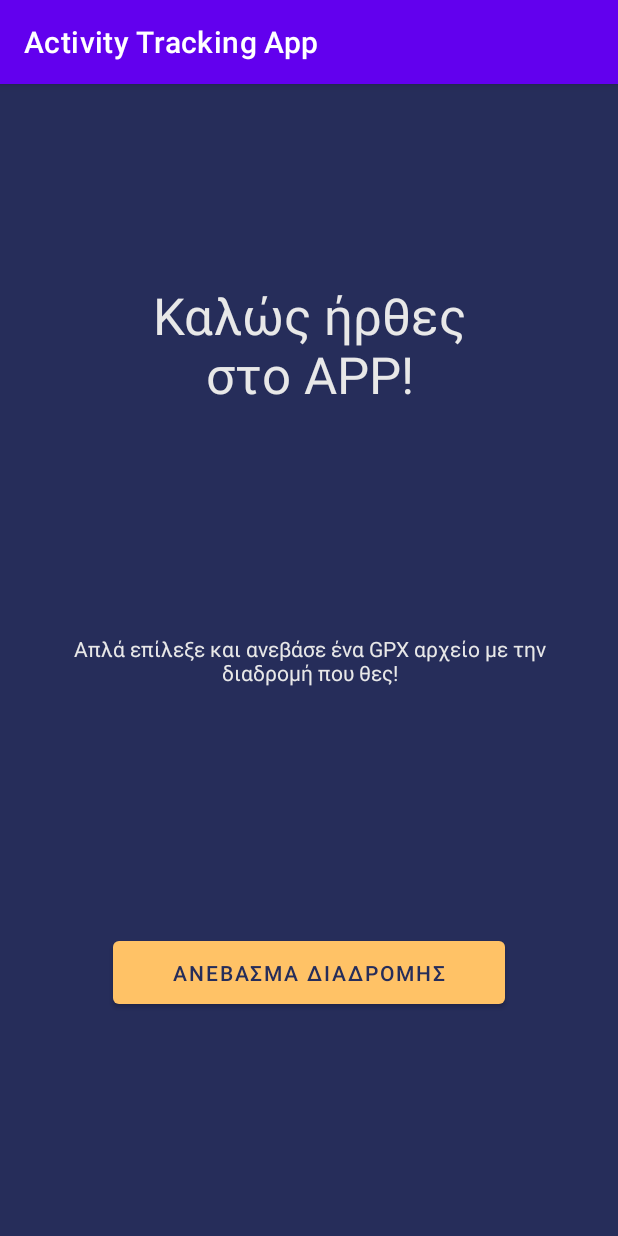
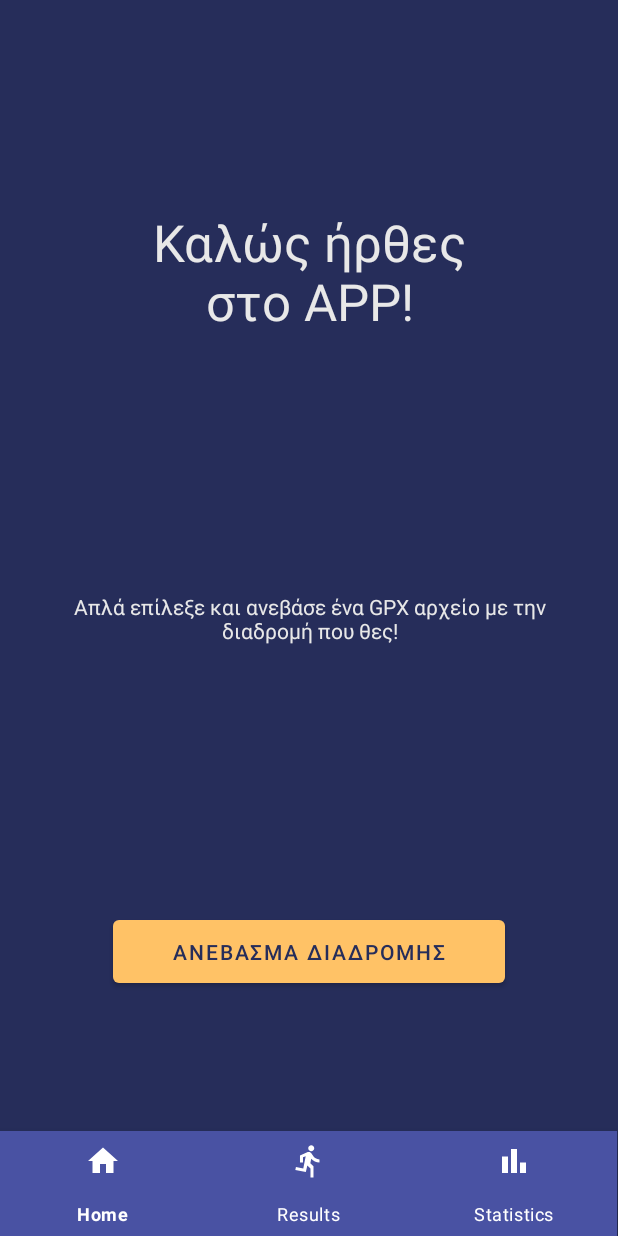
Before and after one commit to vissgkouvinas/ActivityTrackingApp, an Android app: the screen it shows after launch (MainActivity), on a phone screen of 412 x 824 dp. Run offline under Robolectric (Android 15) with nearby library versions, the phone set to English and light mode, and no system bars.

Commit message:
Some polishing in the app

```diff
--- a/app/src/main/java/com/example/activitytrackingapp/UploadActivity.java
+++ b/app/src/main/java/com/example/activitytrackingapp/UploadActivity.java
@@ -1,4 +1,8 @@
 package com.example.activitytrackingapp;
 
 public class UploadActivity {
+
+    //@Override
+    //protected void onCreate(Bu)
+
 }
--- /dev/null
+++ b/app/src/main/res/drawable/chart_icon.xml
@@ -0,0 +1,7 @@
+<vector android:height="24dp" android:tint="#000000"
+    android:viewportHeight="24" android:viewportWidth="24"
+    android:width="24dp" xmlns:android="http://schemas.android.com/apk/res/android">
+    <path android:fillColor="@android:color/white" android:pathData="M4,9h4v11h-4z"/>
+    <path android:fillColor="@android:color/white" android:pathData="M16,13h4v7h-4z"/>
+    <path android:fillColor="@android:color/white" android:pathData="M10,4h4v16h-4z"/>
+</vector>
--- /dev/null
+++ b/app/src/main/res/drawable/home_icon.xml
@@ -0,0 +1,5 @@
+<vector android:height="24dp" android:tint="#000000"
+    android:viewportHeight="24" android:viewportWidth="24"
+    android:width="24dp" xmlns:android="http://schemas.android.com/apk/res/android">
+    <path android:fillColor="@android:color/white" android:pathData="M10,20v-6h4v6h5v-8h3L12,3 2,12h3v8z"/>
+</vector>
--- /dev/null
+++ b/app/src/main/res/drawable/results_icon.xml
@@ -0,0 +1,5 @@
+<vector android:autoMirrored="true" android:height="24dp"
+    android:tint="#000000" android:viewportHeight="24"
+    android:viewportWidth="24" android:width="24dp" xmlns:android="http://schemas.android.com/apk/res/android">
+    <path android:fillColor="@android:color/white" android:pathData="M13.49,5.48c1.1,0 2,-0.9 2,-2s-0.9,-2 -2,-2 -2,0.9 -2,2 0.9,2 2,2zM9.89,19.38l1,-4.4 2.1,2v6h2v-7.5l-2.1,-2 0.6,-3c1.3,1.5 3.3,2.5 5.5,2.5v-2c-1.9,0 -3.5,-1 -4.3,-2.4l-1,-1.6c-0.4,-0.6 -1,-1 -1.7,-1 -0.3,0 -0.5,0.1 -0.8,0.1l-5.2,2.2v4.7h2v-3.4l1.8,-0.7 -1.6,8.1 -4.9,-1 -0.4,2 7,1.4z"/>
+</vector>
--- /dev/null
+++ b/app/src/main/res/drawable/upload_icon.xml
@@ -0,0 +1,5 @@
+<vector android:height="24dp" android:tint="#000000"
+    android:viewportHeight="24" android:viewportWidth="24"
+    android:width="24dp" xmlns:android="http://schemas.android.com/apk/res/android">
+    <path android:fillColor="@android:color/white" android:pathData="M9,16h6v-6h4l-7,-7 -7,7h4zM5,18h14v2L5,20z"/>
+</vector>
--- a/app/src/main/res/layout/activity_main.xml
+++ b/app/src/main/res/layout/activity_main.xml
@@ -52,4 +52,15 @@
         app:layout_constraintTop_toTopOf="parent"
         app:layout_constraintVertical_bias="0.256" />
 
+    <com.google.android.material.bottomnavigation.BottomNavigationView
+        android:layout_width="411dp"
+        android:layout_height="70dp"
+        android:background="#4952A3"
+        app:itemIconTint="@color/design_default_color_background"
+        app:itemRippleColor="#FFFFFF"
+        app:itemTextColor="#FFFFFF"
+        app:layout_constraintBottom_toBottomOf="parent"
+        app:menu="@menu/bottom_nav_menu"
+        tools:layout_editor_absoluteX="0dp" />
+
 </androidx.constraintlayout.widget.ConstraintLayout>
--- /dev/null
+++ b/app/src/main/res/menu/bottom_nav_menu.xml
@@ -0,0 +1,16 @@
+<?xml version="1.0" encoding="utf-8"?>
+<menu xmlns:android="http://schemas.android.com/apk/res/android">
+
+    <item
+        android:id="@+id/home"
+        android:title="Home"
+        android:icon="@drawable/home_icon"/>
+    <item
+        android:id="@+id/results"
+        android:title="Results"
+        android:icon="@drawable/results_icon"/>
+    <item
+        android:id="@+id/statistics"
+        android:title="Statistics"
+        android:icon="@drawable/chart_icon"/>
+</menu>
--- a/app/src/main/res/values/themes.xml
+++ b/app/src/main/res/values/themes.xml
@@ -1,6 +1,6 @@
 <resources xmlns:tools="http://schemas.android.com/tools">
     <!-- Base application theme. -->
-    <style name="Theme.ActivityTrackingApp" parent="Theme.MaterialComponents.DayNight.DarkActionBar">
+    <style name="Theme.ActivityTrackingApp" parent="Theme.MaterialComponents.DayNight.NoActionBar">
         <!-- Primary brand color. -->
         <item name="colorPrimary">@color/purple_500</item>
         <item name="colorPrimaryVariant">@color/purple_700</item>
```
Also changed, not shown: app/src/main/java/com/example/activitytrackingapp/Codebase/Codebase.java (added, +52 -0 lines), app/src/main/java/com/example/activitytrackingapp/Codebase/Result.java (added, +37 -0 lines).
